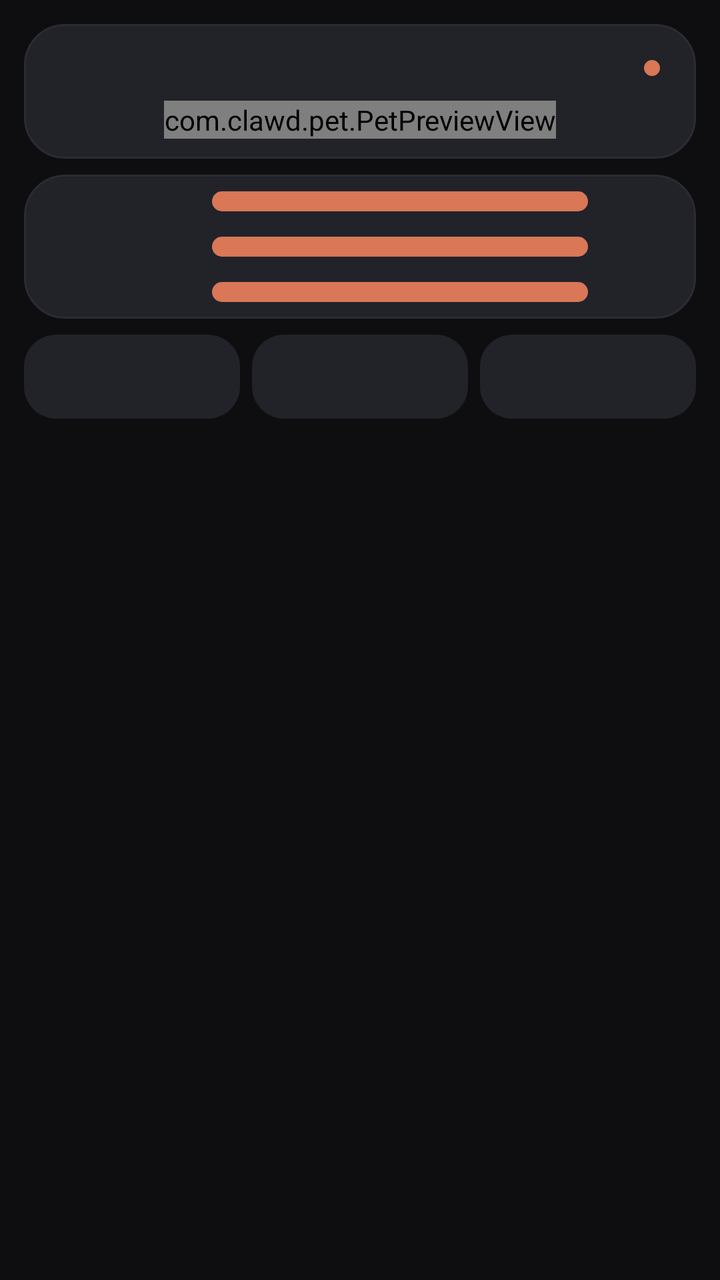
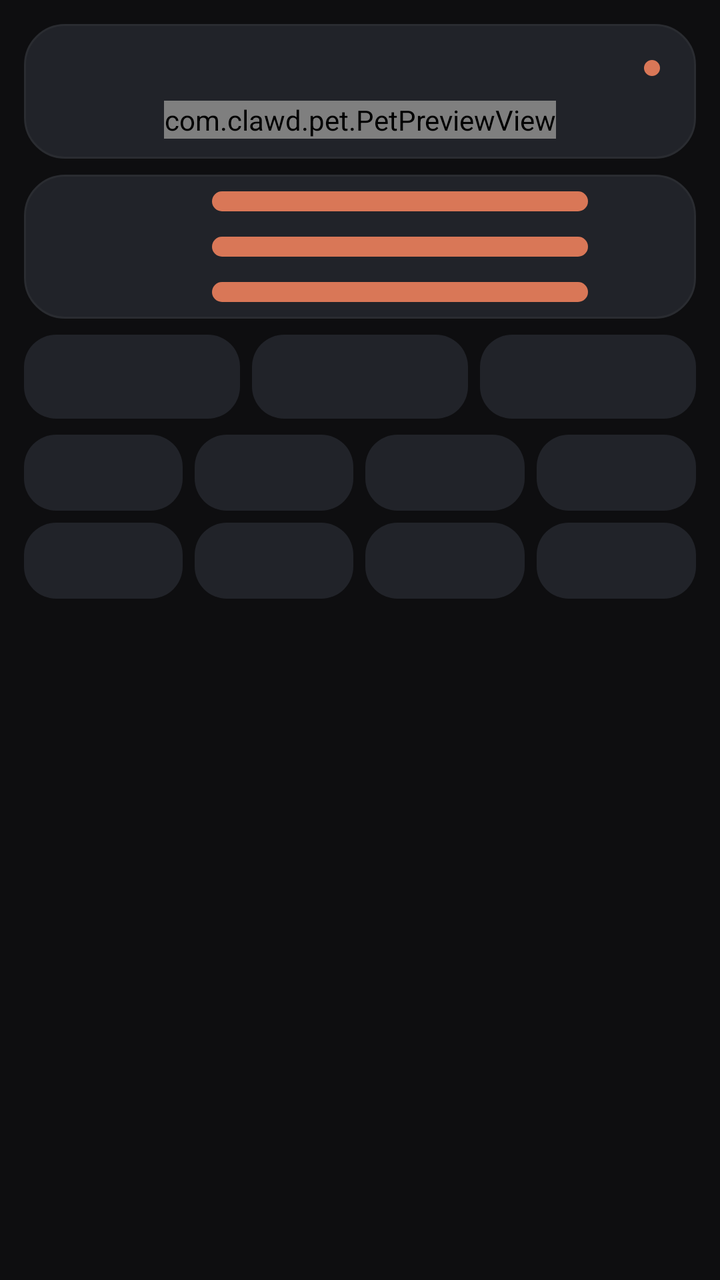

Before-and-after screenshots of an Android layout around one commit, followed by the original layout XML and the change that was made.
<!-- AndroidManifest.xml: application theme AppTheme -->
<!-- res/layout/activity_tamagotchi.xml -->
<?xml version="1.0" encoding="utf-8"?>
<ScrollView xmlns:android="http://schemas.android.com/apk/res/android"
    android:layout_width="match_parent"
    android:layout_height="match_parent"
    android:background="@color/bg"
    android:fillViewport="true">

    <LinearLayout
        android:layout_width="match_parent"
        android:layout_height="wrap_content"
        android:orientation="vertical"
        android:paddingStart="12dp"
        android:paddingTop="12dp"
        android:paddingEnd="12dp"
        android:paddingBottom="16dp">

        
        <LinearLayout
            android:layout_width="match_parent"
            android:layout_height="wrap_content"
            android:background="@drawable/card_bg"
            android:gravity="center_horizontal"
            android:orientation="vertical"
            android:paddingStart="12dp"
            android:paddingTop="10dp"
            android:paddingEnd="12dp"
            android:paddingBottom="10dp">

            <LinearLayout
                android:layout_width="match_parent"
                android:layout_height="wrap_content"
                android:gravity="center_vertical"
                android:orientation="horizontal">

                <TextView
                    android:id="@+id/tvTgTitle"
                    android:layout_width="0dp"
                    android:layout_height="wrap_content"
                    android:layout_weight="1"
                    android:textColor="@color/accent"
                    android:textSize="18sp"
                    android:textStyle="bold" />

                <View
                    android:id="@+id/vdTgDot"
                    android:layout_width="8dp"
                    android:layout_height="8dp"
                    android:layout_marginStart="8dp"
                    android:background="@drawable/dot_bg" />

                <TextView
                    android:id="@+id/tvTgStatus"
                    android:layout_width="wrap_content"
                    android:layout_height="wrap_content"
                    android:layout_marginStart="6dp"
                    android:textColor="@color/muted"
                    android:textSize="11sp" />
            </LinearLayout>

            <com.clawd.pet.PetPreviewView
                android:id="@+id/tgPreview"
                android:layout_width="wrap_content"
                android:layout_height="wrap_content"
                android:layout_marginTop="4dp" />
        </LinearLayout>

        
        <LinearLayout
            android:layout_width="match_parent"
            android:layout_height="wrap_content"
            android:layout_marginTop="8dp"
            android:background="@drawable/card_bg"
            android:orientation="vertical"
            android:paddingStart="10dp"
            android:paddingTop="6dp"
            android:paddingEnd="10dp"
            android:paddingBottom="6dp">

            <LinearLayout
                android:layout_width="match_parent"
                android:layout_height="wrap_content"
                android:gravity="center_vertical"
                android:orientation="horizontal">

                <TextView
                    android:id="@+id/tvTgMood"
                    android:layout_width="84dp"
                    android:layout_height="wrap_content"
                    android:textColor="@color/muted"
                    android:textSize="11sp" />

                <ProgressBar
                    android:id="@+id/pbTgMood"
                    style="?android:attr/progressBarStyleHorizontal"
                    android:layout_width="0dp"
                    android:layout_height="10dp"
                    android:layout_weight="1"
                    android:max="10"
                    android:progress="10"
                    android:progressDrawable="@drawable/bar_track" />

                <TextView
                    android:id="@+id/tvTgMoodVal"
                    android:layout_width="36dp"
                    android:layout_height="wrap_content"
                    android:layout_marginStart="8dp"
                    android:gravity="end"
                    android:textColor="@color/muted"
                    android:textSize="11sp" />
            </LinearLayout>

            <LinearLayout
                android:layout_width="match_parent"
                android:layout_height="wrap_content"
                android:layout_marginTop="8dp"
                android:gravity="center_vertical"
                android:orientation="horizontal">

                <TextView
                    android:id="@+id/tvTgHunger"
                    android:layout_width="84dp"
                    android:layout_height="wrap_content"
                    android:textColor="@color/muted"
                    android:textSize="11sp" />

                <ProgressBar
                    android:id="@+id/pbTgHunger"
                    style="?android:attr/progressBarStyleHorizontal"
                    android:layout_width="0dp"
                    android:layout_height="10dp"
                    android:layout_weight="1"
                    android:max="10"
                    android:progress="10"
                    android:progressDrawable="@drawable/bar_track" />

                <TextView
                    android:id="@+id/tvTgHungerVal"
                    android:layout_width="36dp"
                    android:layout_height="wrap_content"
                    android:layout_marginStart="8dp"
                    android:gravity="end"
                    android:textColor="@color/muted"
                    android:textSize="11sp" />
            </LinearLayout>

            <LinearLayout
                android:layout_width="match_parent"
                android:layout_height="wrap_content"
                android:layout_marginTop="8dp"
                android:gravity="center_vertical"
                android:orientation="horizontal">

                <TextView
                    android:id="@+id/tvTgEnergy"
                    android:layout_width="84dp"
                    android:layout_height="wrap_content"
                    android:textColor="@color/muted"
                    android:textSize="11sp" />

                <ProgressBar
                    android:id="@+id/pbTgEnergy"
                    style="?android:attr/progressBarStyleHorizontal"
                    android:layout_width="0dp"
                    android:layout_height="10dp"
                    android:layout_weight="1"
                    android:max="10"
                    android:progress="10"
                    android:progressDrawable="@drawable/bar_track" />

                <TextView
                    android:id="@+id/tvTgEnergyVal"
                    android:layout_width="36dp"
                    android:layout_height="wrap_content"
                    android:layout_marginStart="8dp"
                    android:gravity="end"
                    android:textColor="@color/muted"
                    android:textSize="11sp" />
            </LinearLayout>
        </LinearLayout>

        
        <LinearLayout
            android:layout_width="match_parent"
            android:layout_height="wrap_content"
            android:layout_marginTop="8dp"
            android:orientation="horizontal">

            <Button
                android:id="@+id/btnTgFeed"
                android:layout_width="0dp"
                android:layout_height="42dp"
                android:layout_weight="1"
                android:background="@drawable/ripple_soft"
                android:elevation="0dp"
                android:stateListAnimator="@null"
                android:textAllCaps="false"
                android:textColor="@color/text"
                android:textSize="12sp" />

            <Button
                android:id="@+id/btnTgPlay"
                android:layout_width="0dp"
                android:layout_height="42dp"
                android:layout_marginStart="6dp"
                android:layout_weight="1"
                android:background="@drawable/ripple_soft"
                android:elevation="0dp"
                android:stateListAnimator="@null"
                android:textAllCaps="false"
                android:textColor="@color/text"
                android:textSize="12sp" />

            <Button
                android:id="@+id/btnTgSleep"
                android:layout_width="0dp"
                android:layout_height="42dp"
                android:layout_marginStart="6dp"
                android:layout_weight="1"
                android:background="@drawable/ripple_soft"
                android:elevation="0dp"
                android:stateListAnimator="@null"
                android:textAllCaps="false"
                android:textColor="@color/text"
                android:textSize="12sp" />
        </LinearLayout>

        
        <LinearLayout
            android:id="@+id/tgReviveBox"
            android:layout_width="match_parent"
            android:layout_height="wrap_content"
            android:layout_marginTop="8dp"
            android:background="@drawable/card_bg"
            android:orientation="vertical"
            android:padding="10dp"
            android:visibility="gone">

            <TextView
                android:id="@+id/tvTgHint"
                android:layout_width="match_parent"
                android:layout_height="wrap_content"
                android:lineSpacingExtra="2dp"
                android:textColor="@color/muted"
                android:textSize="10sp" />

            <EditText
                android:id="@+id/etTgCode"
                android:layout_width="match_parent"
                android:layout_height="wrap_content"
                android:layout_marginTop="6dp"
                android:backgroundTint="@color/accent"
                android:inputType="text"
                android:singleLine="true"
                android:textColor="@color/text"
                android:textSize="13sp" />

            <Button
                android:id="@+id/btnTgRevive"
                android:layout_width="match_parent"
                android:layout_height="44dp"
                android:layout_marginTop="8dp"
                android:background="@drawable/ripple_accent"
                android:elevation="0dp"
                android:stateListAnimator="@null"
                android:textAllCaps="false"
                android:textColor="@color/on_accent"
                android:textSize="13sp"
                android:textStyle="bold" />
        </LinearLayout>
    </LinearLayout>
</ScrollView>
<!-- resources referenced by this layout -->
<resources>
  <color name="accent">#FFD97757</color>
  <color name="bg">#FF0E0E10</color>
  <color name="muted">#FF9AA0A6</color>
  <color name="on_accent">#FF1A120E</color>
  <color name="text">#FFEDEDED</color>
  <!-- drawable bar_track (drawable) -->
  <?xml version="1.0" encoding="utf-8"?>
  <layer-list xmlns:android="http://schemas.android.com/apk/res/android">
      <item>
          <shape>
              <corners android:radius="7dp" />
              <solid android:color="@color/line" />
          </shape>
      </item>
      <item android:id="@android:id/progress">
          <clip>
              <shape>
                  <corners android:radius="7dp" />
                  <solid android:color="@color/accent" />
              </shape>
          </clip>
      </item>
  </layer-list>
  <!-- drawable card_bg (drawable) -->
  <?xml version="1.0" encoding="utf-8"?>
  <shape xmlns:android="http://schemas.android.com/apk/res/android"
      android:shape="rectangle">
      <solid android:color="@color/btn_soft" />
      <corners android:radius="20dp" />
      <stroke
          android:width="1dp"
          android:color="@color/line" />
  </shape>
  <!-- drawable dot_bg (drawable) -->
  <?xml version="1.0" encoding="utf-8"?>
  <shape xmlns:android="http://schemas.android.com/apk/res/android">
      <solid android:color="@color/accent" />
      <size android:width="10dp" android:height="10dp" />
      <corners android:radius="5dp" />
  </shape>
  <!-- drawable ripple_accent (drawable) -->
  <?xml version="1.0" encoding="utf-8"?>
  <ripple xmlns:android="http://schemas.android.com/apk/res/android"
      android:color="#33FFFFFF">
      <item>
          <shape android:shape="rectangle">
              <solid android:color="@color/accent" />
              <corners android:radius="16dp" />
          </shape>
      </item>
  </ripple>
  <!-- drawable ripple_soft (drawable) -->
  <?xml version="1.0" encoding="utf-8"?>
  <ripple xmlns:android="http://schemas.android.com/apk/res/android"
      android:color="#33FFFFFF">
      <item>
          <shape android:shape="rectangle">
              <solid android:color="@color/btn_soft" />
              <corners android:radius="16dp" />
          </shape>
      </item>
  </ripple>
  <style name="AppTheme" parent="@android:style/Theme.Material.NoActionBar">
          <item name="android:windowBackground">@color/bg</item>
          <item name="android:colorBackground">@color/bg</item>
          <item name="android:colorAccent">@color/accent</item>
          <item name="android:colorPrimary">@color/accent</item>
          <item name="android:colorPrimaryDark">@color/bg</item>
          <item name="android:colorControlActivated">@color/accent</item>
          <item name="android:statusBarColor">@color/bg</item>
          <item name="android:navigationBarColor">@color/bg</item>
          <item name="android:windowLightStatusBar">false</item>
          <item name="android:windowLightNavigationBar">false</item>
          <item name="android:textColorPrimary">@color/text</item>
          <item name="android:textColorSecondary">@color/muted</item>
      </style>
  <color name="line">#FF2A2C31</color>
  <color name="btn_soft">#FF212329</color>
</resources>

<!-- the commit's change to res/layout/activity_tamagotchi.xml (unified diff, before → after) -->
@@ -226,6 +226,124 @@
 
         
         <LinearLayout
+            android:layout_width="match_parent"
+            android:layout_height="wrap_content"
+            android:layout_marginTop="8dp"
+            android:orientation="horizontal">
+
+            <Button
+                android:id="@+id/btnTgGame1"
+                android:layout_width="0dp"
+                android:layout_height="38dp"
+                android:layout_weight="1"
+                android:background="@drawable/ripple_soft"
+                android:elevation="0dp"
+                android:stateListAnimator="@null"
+                android:textAllCaps="false"
+                android:textColor="@color/text"
+                android:textSize="10sp" />
+
+            <Button
+                android:id="@+id/btnTgGame2"
+                android:layout_width="0dp"
+                android:layout_height="38dp"
+                android:layout_marginStart="6dp"
+                android:layout_weight="1"
+                android:background="@drawable/ripple_soft"
+                android:elevation="0dp"
+                android:stateListAnimator="@null"
+                android:textAllCaps="false"
+                android:textColor="@color/text"
+                android:textSize="10sp" />
+
+            <Button
+                android:id="@+id/btnTgGame3"
+                android:layout_width="0dp"
+                android:layout_height="38dp"
+                android:layout_marginStart="6dp"
+                android:layout_weight="1"
+                android:background="@drawable/ripple_soft"
+                android:elevation="0dp"
+                android:stateListAnimator="@null"
+                android:textAllCaps="false"
+                android:textColor="@color/text"
+                android:textSize="10sp" />
+
+            <Button
+                android:id="@+id/btnTgGame4"
+                android:layout_width="0dp"
+                android:layout_height="38dp"
+                android:layout_marginStart="6dp"
+                android:layout_weight="1"
+                android:background="@drawable/ripple_soft"
+                android:elevation="0dp"
+                android:stateListAnimator="@null"
+                android:textAllCaps="false"
+                android:textColor="@color/text"
+                android:textSize="10sp" />
+        </LinearLayout>
+
+        
+        <LinearLayout
+            android:layout_width="match_parent"
+            android:layout_height="wrap_content"
+            android:layout_marginTop="6dp"
+            android:orientation="horizontal">
+
+            <Button
+                android:id="@+id/btnTgGame5"
+                android:layout_width="0dp"
+                android:layout_height="38dp"
+                android:layout_weight="1"
+                android:background="@drawable/ripple_soft"
+                android:elevation="0dp"
+                android:stateListAnimator="@null"
+                android:textAllCaps="false"
+                android:textColor="@color/text"
+                android:textSize="10sp" />
+
+            <Button
+                android:id="@+id/btnTgGame6"
+                android:layout_width="0dp"
+                android:layout_height="38dp"
+                android:layout_marginStart="6dp"
+                android:layout_weight="1"
+                android:background="@drawable/ripple_soft"
+                android:elevation="0dp"
+                android:stateListAnimator="@null"
+                android:textAllCaps="false"
+                android:textColor="@color/text"
+                android:textSize="10sp" />
+
+            <Button
+                android:id="@+id/btnTgGame7"
+                android:layout_width="0dp"
+                android:layout_height="38dp"
+                android:layout_marginStart="6dp"
+                android:layout_weight="1"
+                android:background="@drawable/ripple_soft"
+                android:elevation="0dp"
+                android:stateListAnimator="@null"
+                android:textAllCaps="false"
+                android:textColor="@color/text"
+                android:textSize="10sp" />
+
+            <Button
+                android:id="@+id/btnTgGame8"
+                android:layout_width="0dp"
+                android:layout_height="38dp"
+                android:layout_marginStart="6dp"
+                android:layout_weight="1"
+                android:background="@drawable/ripple_soft"
+                android:elevation="0dp"
+                android:stateListAnimator="@null"
+                android:textAllCaps="false"
+                android:textColor="@color/text"
+                android:textSize="10sp" />
+        </LinearLayout>
+
+        
+        <LinearLayout
             android:id="@+id/tgReviveBox"
             android:layout_width="match_parent"
             android:layout_height="wrap_content"
